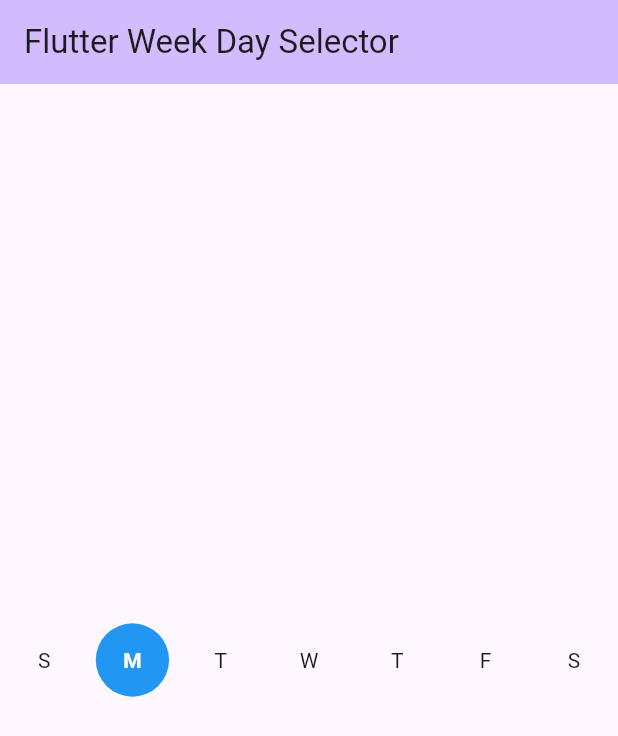
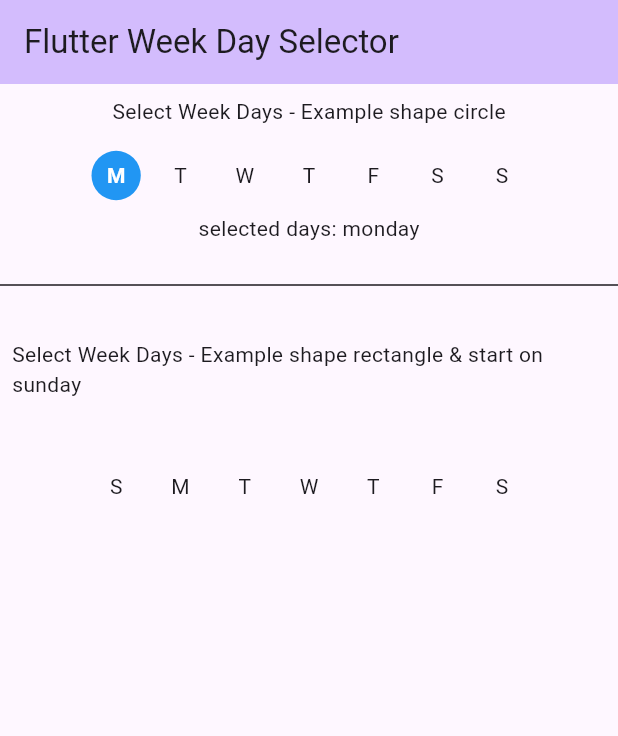
Before and after one commit to devbathani/flutter_weekday_selector, a Flutter app: the screen it shows after launch, after a tap on an icon or button, on a phone screen of 412 x 824 dp. Shown: the top 736 px of the screen. Run offline on Flutter 3.47's test engine with Material 3 defaults, Android fonts, the phone set to English and light mode, and no system bars.

Commit message:
select start day week

```diff
--- a/example/lib/main.dart
+++ b/example/lib/main.dart
@@ -31,6 +31,8 @@ class MyHomePage extends StatefulWidget {
 }
 
 class _MyHomePageState extends State<MyHomePage> {
+  List<String> daysSelected = [];
+
   @override
   Widget build(BuildContext context) {
     return Scaffold(
@@ -39,10 +41,56 @@ class _MyHomePageState extends State<MyHomePage> {
         title: const Text("Flutter Week Day Selector"),
       ),
       body: Center(
-        child: WeekDaySelector(
-          // width: 100,
-          // height: 50,
-
+        child: Column(
+          children: [
+            const Padding(
+              padding: EdgeInsets.all(8.0),
+              child: Text("Select Week Days - Example shape circle"),
+            ),
+            WeekDaySelector(
+              width: 300,
+              height: 50,
+              shape: BoxShape.circle,
+              weekDayStart: WeekDayName.monday,
+              onSubmitted: (day) {
+                if (kDebugMode) {
+                  print(
+                      "${day.name} is ${day.isSelected ? 'selected' : 'unselected'}");
+                }
+                setState(() {
+                  if (day.isSelected) {
+                    daysSelected.add(day.name);
+                  } else {
+                    daysSelected.remove(day.name);
+                  }
+                });
+              },
+            ),
+            Text("selected days: ${daysSelected.join(", ")}"),
+            const SizedBox(
+              height: 20,
+            ),
+            Center(
+              child: SizedBox(
+                width: 500,
+                child: Divider(
+                  color: Theme.of(context).colorScheme.onSurface,
+                ),
+              ),
+            ),
+            const SizedBox(
+              height: 20,
+            ),
+            const Padding(
+              padding: EdgeInsets.all(8.0),
+              child: Text(
+                  "Select Week Days - Example shape rectangle & start on sunday"),
+            ),
+            WeekDaySelector(
+              width: 300,
+              height: 100,
+              shape: BoxShape.rectangle,
+              weekDayStart: WeekDayName.sunday,
               onSubmitted: (day) {
                 if (kDebugMode) {
                   print(
@@ -50,6 +98,11 @@ class _MyHomePageState extends State<MyHomePage> {
                 }
               },
             ),
+            const SizedBox(
+              height: 20,
+            ),
+          ],
+        ),
       ),
       // This trailing comma makes auto-formatting nicer for build methods.
     );
--- a/lib/src/week_day_selection_widget.dart
+++ b/lib/src/week_day_selection_widget.dart
@@ -1,12 +1,13 @@
 import 'package:flutter/material.dart';
 import 'package:flutter_weekday_selector/src/week_day_list_entity.dart';
+import 'package:flutter_weekday_selector/src/week_days_list_build.dart';
 
 ///Week day selector widget
 class WeekDaySelector extends StatefulWidget {
   const WeekDaySelector({
     super.key,
     required this.onSubmitted,
-    this.height,
+    this.height = 100,
     this.width,
     this.shape,
     this.border,
@@ -14,8 +15,11 @@ class WeekDaySelector extends StatefulWidget {
     this.dayUnselectedColor,
     this.style,
     this.styleSelected,
-    this.fullWeekName = false,
+    this.weekDayStart = WeekDayName.monday,
   });
+
+  ///Week day start
+  final WeekDayName weekDayStart;
 
   /// Custom textstyle for the week day text
   final TextStyle? style;
@@ -24,7 +28,7 @@ class WeekDaySelector extends StatefulWidget {
   final TextStyle? styleSelected;
 
   ///Custom Height
-  final double? height;
+  final double height;
 
   ///Custom Height
   final double? width;
@@ -44,24 +48,20 @@ class WeekDaySelector extends StatefulWidget {
   ///Function to listen for selected day
   final Function(WeekDaysList) onSubmitted;
 
-  ///Bool to get full week name [sunday, monday , etc...]
-  final bool fullWeekName;
-
   @override
   State<WeekDaySelector> createState() => _WeekDaySelectorState();
 }
 
 class _WeekDaySelectorState extends State<WeekDaySelector> {
   ///Week day list
-  List<WeekDaysList> weekDays = [
-    WeekDaysList(week: "S", name: "sunday", isSelected: false),
-    WeekDaysList(week: "M", name: "monday", isSelected: false),
-    WeekDaysList(week: "T", name: "tuesday", isSelected: false),
-    WeekDaysList(week: "W", name: "wednesday", isSelected: false),
-    WeekDaysList(week: "T", name: "thursday", isSelected: false),
-    WeekDaysList(week: "F", name: "friday", isSelected: false),
-    WeekDaysList(week: "S", name: "saturday", isSelected: false),
-  ];
+  late List<WeekDaysList> weekDays;
+
+  @override
+  void initState() {
+    super.initState();
+    weekDays =
+        WeekDaysListBuild(dayStart: widget.weekDayStart.text).weekDaysList;
+  }
 
   ///Select on drag
   bool select = true;
@@ -89,9 +89,16 @@ class _WeekDaySelectorState extends State<WeekDaySelector> {
   @override
   Widget build(BuildContext context) {
     //default width
-    final defaultWith = (MediaQuery.of(context).size.width - 70) / 7;
 
-    return Row(
+    final defaultWith = widget.width ?? MediaQuery.of(context).size.width;
+    final double withIcon = widget.width == null
+        ? (defaultWith - 70) / 7
+        : (widget.width! - 70) / 7;
+
+    return SizedBox(
+      width: defaultWith,
+      height: widget.height,
+      child: Row(
           mainAxisAlignment: MainAxisAlignment.center,
           children: List.generate(
             weekDays.length,
@@ -107,9 +114,9 @@ class _WeekDaySelectorState extends State<WeekDaySelector> {
                   select = weekDays[index].isSelected;
                 },
                 onPanUpdate: (details) {
-              double wWidth = widget.width ?? defaultWith;
-              double width =
-                  (wWidth + (details.localPosition.dx < wWidth + 5 ? 0 : 15));
+                  double wWidth = withIcon;
+                  double width = (wWidth +
+                      (details.localPosition.dx < wWidth + 5 ? 0 : 15));
 
                   int xDrag = (details.localPosition.dx / width).round();
                   int indexDrag = index + xDrag;
@@ -125,8 +132,8 @@ class _WeekDaySelectorState extends State<WeekDaySelector> {
                   child: AnimatedContainer(
                     duration: const Duration(milliseconds: 500),
                     curve: Curves.easeInOut,
-                height: widget.height ?? defaultWith,
-                width: widget.width ?? defaultWith,
+                    height: widget.height,
+                    width: withIcon,
                     decoration: BoxDecoration(
                       shape: widget.shape ?? BoxShape.circle,
                       border: widget.border,
@@ -135,24 +142,20 @@ class _WeekDaySelectorState extends State<WeekDaySelector> {
                           : widget.dayUnselectedColor ?? Colors.transparent,
                     ),
                     child: Center(
-                  child: Text(
-                    widget.fullWeekName
-                        ? weekDays[index].name
-                        : weekDays[index].week,
+                      child: Text(weekDays[index].week,
                           style: weekDays[index].isSelected
                               ? widget.styleSelected ??
                                   const TextStyle(
                                     color: Colors.white,
                                     fontWeight: FontWeight.bold,
                                   )
-                        : widget.style,
-                  ),
+                              : widget.style),
                     ),
                   ),
                 ),
               );
             },
-      ),
+          )),
     );
   }
 }
```
Also changed, not shown: 1 other file. Lines whose indentation alone changed are shown as unchanged.
